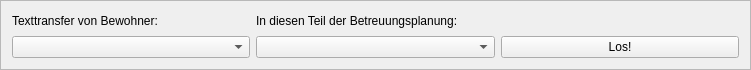
This is ebp_client/texttransferagent.ui in Robotregent/EBP as Qt 5 draws it before an edit. The edited form follows.
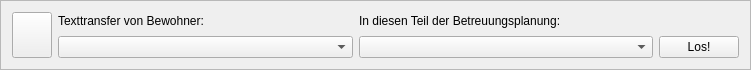
This is the edited form. Icons and pictures are not drawn.

```diff
--- a/ebp_client/texttransferagent.ui
+++ b/ebp_client/texttransferagent.ui
@@ -31,28 +31,28 @@
   <property name="frameShadow">
    <enum>QFrame::Raised</enum>
   </property>
-  <layout class="QGridLayout" name="gridLayout">
-   <item row="0" column="0">
+  <layout class="QGridLayout" name="gridLayout" columnstretch="0,1,1,0">
+   <item row="0" column="1">
     <widget class="QLabel" name="label">
      <property name="text">
       <string>Texttransfer von Bewohner:</string>
      </property>
     </widget>
    </item>
-   <item row="0" column="1">
+   <item row="0" column="2">
     <widget class="QLabel" name="label_2">
      <property name="text">
       <string>In diesen Teil der Betreuungsplanung:</string>
      </property>
     </widget>
    </item>
-   <item row="1" column="0">
-    <widget class="QComboBox" name="bewohnerBox"/>
-   </item>
    <item row="1" column="1">
-    <widget class="QComboBox" name="PlanungsBox"/>
+    <widget class="QComboBox" name="bewohnerBox"/>
    </item>
    <item row="1" column="2">
+    <widget class="QComboBox" name="PlanungsBox"/>
+   </item>
+   <item row="1" column="3">
     <widget class="QPushButton" name="pushButton">
      <property name="text">
       <string>Los!</string>
@@ -63,6 +63,23 @@
      </property>
     </widget>
    </item>
+   <item row="0" column="0" rowspan="2">
+    <widget class="QPushButton" name="helpButton">
+     <property name="sizePolicy">
+      <sizepolicy hsizetype="Minimum" vsizetype="Minimum">
+       <horstretch>0</horstretch>
+       <verstretch>0</verstretch>
+      </sizepolicy>
+     </property>
+     <property name="text">
+      <string/>
+     </property>
+     <property name="icon">
+      <iconset resource="images.qrc">
+       <normaloff>:/actions/help</normaloff>:/actions/help</iconset>
+     </property>
+    </widget>
+   </item>
   </layout>
  </widget>
  <resources>
```
